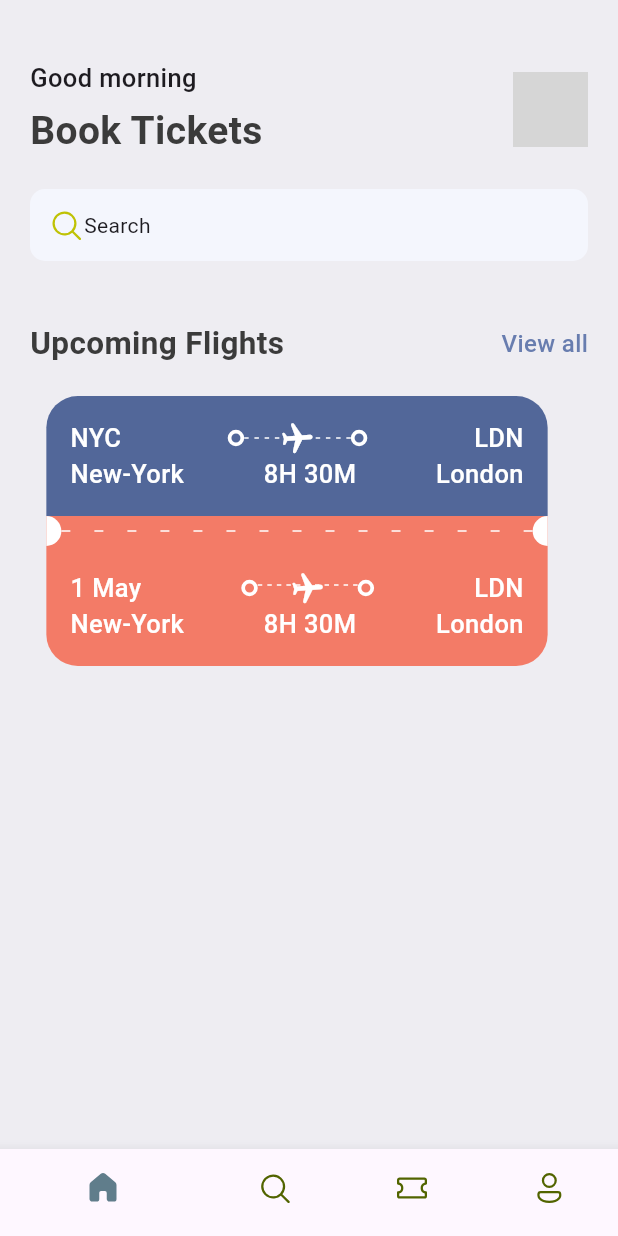
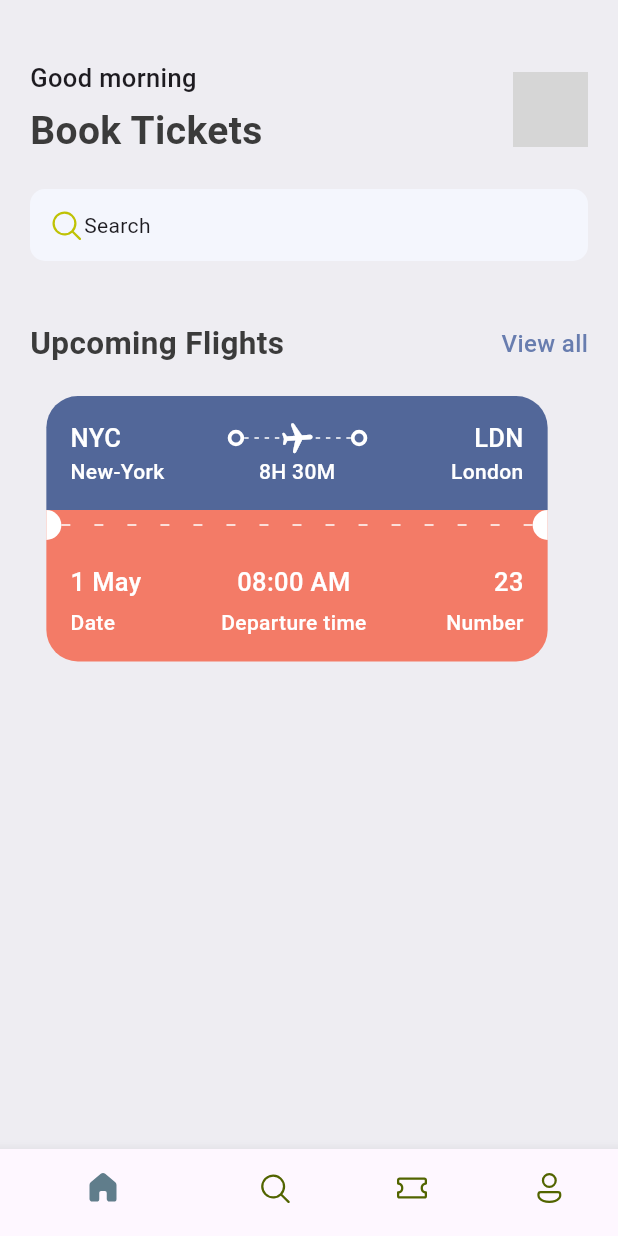
Before and after one commit to wynsumhi/Study-TicketApp, a Flutter app: the screen it shows after launch, on a phone screen of 412 x 824 dp. Run offline on Flutter 3.47's test engine with Material 3 defaults, Android fonts, the phone set to English and light mode, and no system bars; our stand-ins replace fluentui_icons; grey boxes are pictures that could not be loaded.

Commit message:
[STUDY] text style을 위젯으로 분리

```diff
--- a/lib/base/res/styles/app_styles.dart
+++ b/lib/base/res/styles/app_styles.dart
@@ -29,4 +29,9 @@ class AppStyles {
     fontSize: 17,
     fontWeight: FontWeight.w500,
   );
+
+  static TextStyle headLineStyle4 = const TextStyle(
+    fontSize: 14,
+    fontWeight: FontWeight.w500,
+  );
 }
--- /dev/null
+++ b/lib/base/widgets/app_column_text_layout.dart
@@ -0,0 +1,30 @@
+import 'package:flutter/material.dart';
+import 'package:ticket_app/base/widgets/text_style_fourth.dart';
+import 'package:ticket_app/base/widgets/text_style_third.dart';
+
+class AppColumnTextLayout extends StatelessWidget {
+  final String topText;
+  final String bottomText;
+  final CrossAxisAlignment alignment;
+  const AppColumnTextLayout(
+      {super.key,
+      required this.topText,
+      required this.bottomText,
+      required this.alignment});
+
+  @override
+  Widget build(BuildContext context) {
+    return Column(
+      crossAxisAlignment: alignment,
+      children: [
+        TextStyleThird(
+          text: topText,
+        ),
+        const SizedBox(
+          height: 5,
+        ),
+        TextStyleFourth(text: bottomText)
+      ],
+    );
+  }
+}
--- /dev/null
+++ b/lib/base/widgets/text_style_fourth.dart
@@ -0,0 +1,19 @@
+import 'package:flutter/material.dart';
+import 'package:ticket_app/base/res/styles/app_styles.dart';
+
+class TextStyleFourth extends StatelessWidget {
+  final String text;
+  final TextAlign align;
+
+  const TextStyleFourth(
+      {super.key, required this.text, this.align = TextAlign.start});
+
+  @override
+  Widget build(BuildContext context) {
+    return Text(
+      text,
+      textAlign: align,
+      style: AppStyles.headLineStyle4.copyWith(color: Colors.white),
+    );
+  }
+}
--- /dev/null
+++ b/lib/base/widgets/text_style_third.dart
@@ -0,0 +1,15 @@
+import 'package:flutter/material.dart';
+import 'package:ticket_app/base/res/styles/app_styles.dart';
+
+class TextStyleThird extends StatelessWidget {
+  final String text;
+  const TextStyleThird({super.key, required this.text});
+
+  @override
+  Widget build(BuildContext context) {
+    return Text(
+      text,
+      style: AppStyles.headLineStyle3.copyWith(color: Colors.white),
+    );
+  }
+}
--- a/lib/base/widgets/ticket_view.dart
+++ b/lib/base/widgets/ticket_view.dart
@@ -1,9 +1,12 @@
 import 'package:flutter/material.dart';
 import 'package:flutter/widgets.dart';
 import 'package:ticket_app/base/res/styles/app_styles.dart';
+import 'package:ticket_app/base/widgets/app_column_text_layout.dart';
 import 'package:ticket_app/base/widgets/app_layoutbuilder_widget.dart';
 import 'package:ticket_app/base/widgets/big_circle.dart';
 import 'package:ticket_app/base/widgets/big_dot.dart';
+import 'package:ticket_app/base/widgets/text_style_fourth.dart';
+import 'package:ticket_app/base/widgets/text_style_third.dart';
 
 class TicketView extends StatelessWidget {
   const TicketView({super.key});
@@ -11,14 +14,15 @@ class TicketView extends StatelessWidget {
   @override
   Widget build(BuildContext context) {
     final size = MediaQuery.of(context).size;
-    print(size.height);
+    // print(size.height);
     return SizedBox(
       width: size.width * 0.85,
       height: 189,
       child: Container(
-        margin: EdgeInsets.only(right: 16),
+        margin: const EdgeInsets.only(right: 16),
         child: Column(
           children: [
+            // blue part of the ticket
             Container(
               padding: EdgeInsets.all(16),
               decoration: BoxDecoration(
@@ -32,9 +36,7 @@ class TicketView extends StatelessWidget {
                   Row(
                     mainAxisAlignment: MainAxisAlignment.spaceBetween,
                     children: [
-                      Text("NYC",
-                          style: AppStyles.headLineStyle3
-                              .copyWith(color: Colors.white)),
+                      const TextStyleThird(text: "NYC"),
                       Expanded(child: Container()),
                       const BigDot(),
                       Expanded(
@@ -60,45 +62,37 @@ class TicketView extends StatelessWidget {
                       ),
                       const BigDot(),
                       Expanded(child: Container()),
-                      Text(
-                        "LDN",
-                        style: AppStyles.headLineStyle3
-                            .copyWith(color: Colors.white),
-                      )
+                      const TextStyleThird(text: "LDN")
                     ],
                   ),
                   // show departure and destination name with time
                   Row(
                     mainAxisAlignment: MainAxisAlignment.spaceBetween,
                     children: [
-                      Text(
-                        "New-York",
-                        style: AppStyles.headLineStyle3
-                            .copyWith(color: Colors.white),
-                      ),
+                      const SizedBox(
+                          width: 100, child: TextStyleFourth(text: "New-York")),
                       Expanded(child: Container()),
-                      Text(
-                        "8H 30M",
-                        style: AppStyles.headLineStyle3
-                            .copyWith(color: Colors.white),
-                      ),
+                      const TextStyleFourth(text: "8H 30M"),
                       Expanded(child: Container()),
-                      Text(
-                        "London",
-                        style: AppStyles.headLineStyle3
-                            .copyWith(color: Colors.white),
+                      const SizedBox(
+                        width: 100,
+                        child: TextStyleFourth(
+                          text: "London",
+                          align: TextAlign.end,
+                        ),
                       )
                     ],
                   ),
                 ],
               ),
             ),
+            // circle and dots
             Container(
               height: 20,
               color: AppStyles.ticketOrange,
-              child: Row(
+              child: const Row(
                 children: [
-                  const BigCircle(
+                  BigCircle(
                     isRight: false,
                   ),
                   Expanded(
@@ -106,13 +100,13 @@ class TicketView extends StatelessWidget {
                     randomDivider: 20,
                     width: 6,
                   )),
-                  const BigCircle(
+                  BigCircle(
                     isRight: true,
                   )
                 ],
               ),
             ),
-            // start bottom orange
+            // orange part of the ticket
             Container(
               padding: EdgeInsets.all(16),
               decoration: BoxDecoration(
@@ -120,68 +114,24 @@ class TicketView extends StatelessWidget {
                   borderRadius: BorderRadius.only(
                       bottomLeft: Radius.circular(21),
                       bottomRight: Radius.circular(21))),
-              child: Column(
+              child: const Column(
                 children: [
-                  // show departure and destination with icon first time
+                  // show departure and destination with icon first line
                   Row(
                     mainAxisAlignment: MainAxisAlignment.spaceBetween,
                     children: [
-                      Text("1 May",
-                          style: AppStyles.headLineStyle3
-                              .copyWith(color: Colors.white)),
-                      Expanded(child: Container()),
-                      const BigDot(),
-                      Expanded(
-                        child: Stack(
-                          children: [
-                            const SizedBox(
-                              height: 20,
-                              child: AppLayoutbuilderWidget(
-                                randomDivider: 6,
-                              ),
-                            ),
-                            Center(
-                              child: Transform.rotate(
-                                angle: 1.5,
-                                child: const Icon(
-                                  Icons.local_airport_rounded,
-                                  color: Colors.white,
-                                ),
-                              ),
-                            )
-                          ],
-                        ),
-                      ),
-                      const BigDot(),
-                      Expanded(child: Container()),
-                      Text(
-                        "LDN",
-                        style: AppStyles.headLineStyle3
-                            .copyWith(color: Colors.white),
-                      )
-                    ],
-                  ),
-                  // show departure and destination name with time
-                  Row(
-                    mainAxisAlignment: MainAxisAlignment.spaceBetween,
-                    children: [
-                      Text(
-                        "New-York",
-                        style: AppStyles.headLineStyle3
-                            .copyWith(color: Colors.white),
-                      ),
-                      Expanded(child: Container()),
-                      Text(
-                        "8H 30M",
-                        style: AppStyles.headLineStyle3
-                            .copyWith(color: Colors.white),
-                      ),
-                      Expanded(child: Container()),
-                      Text(
-                        "London",
-                        style: AppStyles.headLineStyle3
-                            .copyWith(color: Colors.white),
-                      )
+                      AppColumnTextLayout(
+                          topText: "1 May",
+                          bottomText: "Date",
+                          alignment: CrossAxisAlignment.start),
+                      AppColumnTextLayout(
+                          topText: "08:00 AM",
+                          bottomText: "Departure time",
+                          alignment: CrossAxisAlignment.center),
+                      AppColumnTextLayout(
+                          topText: "23",
+                          bottomText: "Number",
+                          alignment: CrossAxisAlignment.end),
                     ],
                   ),
                 ],
```
